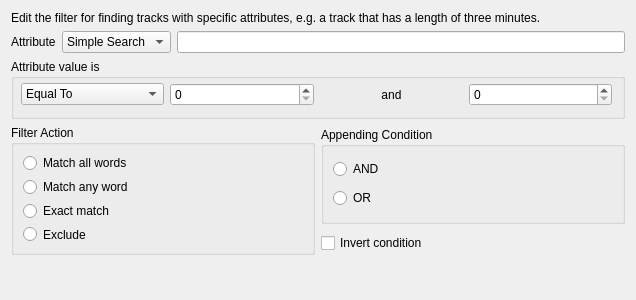
First picture: the form in src/dialogs/EditFilterDialog.ui, repository netrunner-debian-kde-extras/amarok, before the edit.
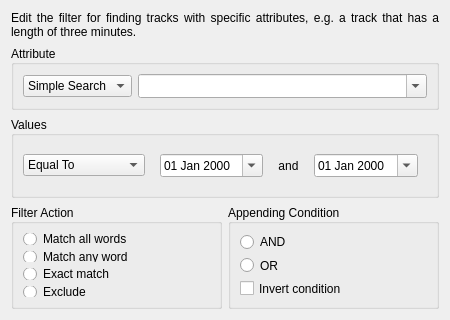
Second picture: the form after the edit. Custom widgets are drawn as their Qt base class.

The edit to the form file:
```diff
--- a/src/dialogs/EditFilterDialog.ui
+++ b/src/dialogs/EditFilterDialog.ui
@@ -6,13 +6,19 @@
    <rect>
     <x>0</x>
     <y>0</y>
-    <width>636</width>
-    <height>300</height>
+    <width>450</width>
+    <height>320</height>
    </rect>
   </property>
+  <property name="sizePolicy">
+   <sizepolicy hsizetype="Preferred" vsizetype="Preferred">
+    <horstretch>0</horstretch>
+    <verstretch>0</verstretch>
+   </sizepolicy>
+  </property>
   <property name="minimumSize">
    <size>
-    <width>636</width>
+    <width>450</width>
     <height>300</height>
    </size>
   </property>
@@ -22,49 +28,69 @@
     <height>500</height>
    </size>
   </property>
-  <layout class="QGridLayout" name="gridLayout">
+  <layout class="QHBoxLayout" name="horizontalLayout_4">
+   <item>
+    <layout class="QGridLayout" name="topGridLayout" rowstretch="0,0,0,0,0">
    <item row="0" column="0" colspan="2">
-    <widget class="QLabel" name="mainLabel">
+      <widget class="QLabel" name="description">
      <property name="sizePolicy">
-      <sizepolicy hsizetype="Preferred" vsizetype="Fixed">
+        <sizepolicy hsizetype="MinimumExpanding" vsizetype="Preferred">
        <horstretch>0</horstretch>
        <verstretch>0</verstretch>
       </sizepolicy>
      </property>
-     <property name="maximumSize">
-      <size>
-       <width>16777215</width>
-       <height>34</height>
-      </size>
+       <property name="autoFillBackground">
+        <bool>false</bool>
+       </property>
+       <property name="frameShape">
+        <enum>QFrame::NoFrame</enum>
+       </property>
+       <property name="frameShadow">
+        <enum>QFrame::Plain</enum>
      </property>
      <property name="text">
       <string>Edit the filter for finding tracks with specific attributes, e.g. a track that has a length of three minutes.</string>
      </property>
+       <property name="textFormat">
+        <enum>Qt::AutoText</enum>
+       </property>
+       <property name="scaledContents">
+        <bool>false</bool>
+       </property>
+       <property name="alignment">
+        <set>Qt::AlignJustify|Qt::AlignVCenter</set>
+       </property>
      <property name="wordWrap">
       <bool>true</bool>
      </property>
-    </widget>
-   </item>
-   <item row="1" column="0" colspan="2">
-    <layout class="QHBoxLayout" name="keywordLayout">
-     <property name="sizeConstraint">
-      <enum>QLayout::SetMaximumSize</enum>
-     </property>
-     <item>
-      <widget class="QLabel" name="attributeLabel">
-       <property name="whatsThis">
-        <string comment="you can translate the keyword as you will do for the combobox">&lt;p&gt;Here you can choose to &lt;i&gt;Simple Search&lt;/i&gt; directly or to use some keywords to specify some attributes, such as the artist name and so on. The keywords selectable are divided by their specific value.  Some keywords are numeric and others are alphanumeric. You do not need to know it directly. When a keyword is numeric it will be used to search the numeric data for each track.&lt;/p&gt;
-&lt;p&gt;The alphanumeric keywords are the following: &lt;b&gt;album&lt;/b&gt;, &lt;b&gt;artist&lt;/b&gt;, &lt;b&gt;filename&lt;/b&gt; (including path), &lt;b&gt;mountpoint&lt;/b&gt; (e.g. /home/user1), &lt;b&gt;filetype&lt;/b&gt; (you can specify mp3, ogg, flac, ... and the file extensions will be matched), &lt;b&gt;genre&lt;/b&gt;, &lt;b&gt;comment&lt;/b&gt;, &lt;b&gt;composer&lt;/b&gt;, &lt;b&gt;directory&lt;/b&gt;, &lt;b&gt;lyrics&lt;/b&gt;, &lt;b&gt;title&lt;/b&gt;, and &lt;b&gt;label&lt;/b&gt;.&lt;/p&gt; 
-&lt;p&gt;The numeric keywords are: &lt;b&gt;bitrate&lt;/b&gt;, &lt;b&gt;disc/discnumber&lt;/b&gt;, &lt;b&gt;length&lt;/b&gt; (expressed in seconds), &lt;b&gt;playcount&lt;/b&gt;, &lt;b&gt;rating&lt;/b&gt;, &lt;b&gt;samplerate&lt;/b&gt;, &lt;b&gt;score&lt;/b&gt;, &lt;b&gt;size/filesize&lt;/b&gt; (expressed in bytes, kbytes, and megabytes as specified in the unit for the filesize keyword), &lt;b&gt;track&lt;/b&gt; (i.e. the track number), and &lt;b&gt;year&lt;/b&gt;.&lt;/p&gt;</string>
-       </property>
-       <property name="text">
+       <property name="margin">
+        <number>1</number>
+       </property>
+       <property name="indent">
+        <number>-1</number>
+       </property>
+      </widget>
+     </item>
+     <item row="1" column="0" rowspan="2" colspan="2">
+      <widget class="QGroupBox" name="attributeGroupBox">
+       <property name="sizePolicy">
+        <sizepolicy hsizetype="MinimumExpanding" vsizetype="MinimumExpanding">
+         <horstretch>0</horstretch>
+         <verstretch>0</verstretch>
+        </sizepolicy>
+       </property>
+       <property name="title">
         <string>Attribute</string>
        </property>
-       <property name="buddy">
-        <cstring>keywordCombo</cstring>
+       <property name="alignment">
+        <set>Qt::AlignJustify|Qt::AlignVCenter</set>
        </property>
-      </widget>
-     </item>
+       <layout class="QVBoxLayout" name="verticalLayout_3">
+        <item>
+         <layout class="QHBoxLayout" name="attributeLayout">
+          <property name="sizeConstraint">
+           <enum>QLayout::SetNoConstraint</enum>
+          </property>
      <item>
       <widget class="KComboBox" name="keywordCombo">
        <property name="toolTip">
@@ -143,46 +169,66 @@
       </widget>
      </item>
      <item>
-      <widget class="KLineEdit" name="editKeywordBox">
+           <widget class="KComboBox" name="editKeywordBox">
+            <property name="sizePolicy">
+             <sizepolicy hsizetype="MinimumExpanding" vsizetype="Fixed">
+              <horstretch>0</horstretch>
+              <verstretch>0</verstretch>
+             </sizepolicy>
+            </property>
+            <property name="acceptDrops">
+             <bool>true</bool>
+            </property>
        <property name="whatsThis">
         <string>&lt;p&gt;Type the attribute value or the text to look for here.&lt;/p&gt;</string>
        </property>
+            <property name="editable">
+             <bool>true</bool>
+            </property>
+            <property name="sizeAdjustPolicy">
+             <enum>QComboBox::AdjustToMinimumContentsLengthWithIcon</enum>
+            </property>
+            <property name="autoCompletion">
+             <bool>false</bool>
+            </property>
+            <property name="trapReturnKey">
+             <bool>true</bool>
+            </property>
       </widget>
      </item>
     </layout>
    </item>
-   <item row="2" column="0" colspan="2">
-    <widget class="QGroupBox" name="groupBox">
+       </layout>
+      </widget>
+     </item>
+     <item row="3" column="0" colspan="2">
+      <widget class="QGroupBox" name="valueGroupBox">
      <property name="sizePolicy">
-      <sizepolicy hsizetype="Preferred" vsizetype="Maximum">
+        <sizepolicy hsizetype="MinimumExpanding" vsizetype="Preferred">
        <horstretch>0</horstretch>
        <verstretch>0</verstretch>
       </sizepolicy>
      </property>
-     <property name="minimumSize">
-      <size>
-       <width>0</width>
-       <height>60</height>
-      </size>
-     </property>
      <property name="title">
-      <string>Attribute value is</string>
-     </property>
-     <widget class="QWidget" name="layoutWidget_2">
-      <property name="geometry">
-       <rect>
-        <x>10</x>
-        <y>21</y>
-        <width>591</width>
-        <height>29</height>
-       </rect>
-      </property>
-      <layout class="QHBoxLayout" name="horizontalLayout">
+        <string>Values</string>
+       </property>
+       <property name="alignment">
+        <set>Qt::AlignJustify|Qt::AlignVCenter</set>
+       </property>
+       <layout class="QVBoxLayout" name="verticalLayout_2">
+        <item>
+         <layout class="QHBoxLayout" name="valuesLayout">
        <property name="sizeConstraint">
         <enum>QLayout::SetNoConstraint</enum>
        </property>
        <item>
         <widget class="KComboBox" name="conditionCombo">
+            <property name="sizePolicy">
+             <sizepolicy hsizetype="MinimumExpanding" vsizetype="Fixed">
+              <horstretch>0</horstretch>
+              <verstretch>0</verstretch>
+             </sizepolicy>
+            </property>
          <property name="currentIndex">
           <number>0</number>
          </property>
@@ -209,14 +255,63 @@
         </widget>
        </item>
        <item>
-        <widget class="QSpinBox" name="minimum1">
+           <widget class="QStackedWidget" name="minStack">
+            <property name="sizePolicy">
+             <sizepolicy hsizetype="MinimumExpanding" vsizetype="Preferred">
+              <horstretch>0</horstretch>
+              <verstretch>0</verstretch>
+             </sizepolicy>
+            </property>
+            <property name="currentIndex">
+             <number>1</number>
+            </property>
+            <widget class="QWidget" name="minSpinWidget">
+             <layout class="QHBoxLayout" name="horizontalLayout_3">
+              <item>
+               <widget class="QSpinBox" name="minSpinBox">
+                <property name="sizePolicy">
+                 <sizepolicy hsizetype="MinimumExpanding" vsizetype="Fixed">
+                  <horstretch>0</horstretch>
+                  <verstretch>0</verstretch>
+                 </sizepolicy>
+                </property>
          <property name="maximum">
           <number>100000000</number>
          </property>
+               </widget>
+              </item>
+             </layout>
+            </widget>
+            <widget class="QWidget" name="minDateWidget">
+             <layout class="QHBoxLayout" name="horizontalLayout_2">
+              <item>
+               <widget class="QDateEdit" name="minDateEdit">
+                <property name="sizePolicy">
+                 <sizepolicy hsizetype="MinimumExpanding" vsizetype="Fixed">
+                  <horstretch>0</horstretch>
+                  <verstretch>0</verstretch>
+                 </sizepolicy>
+                </property>
+                <property name="displayFormat">
+                 <string>dd MMM yyyy</string>
+                </property>
+                <property name="calendarPopup">
+                 <bool>true</bool>
+                </property>
+               </widget>
+              </item>
+             </layout>
+            </widget>
         </widget>
        </item>
        <item>
         <widget class="QLabel" name="andLabel">
+            <property name="sizePolicy">
+             <sizepolicy hsizetype="Maximum" vsizetype="Preferred">
+              <horstretch>0</horstretch>
+              <verstretch>0</verstretch>
+             </sizepolicy>
+            </property>
          <property name="text">
           <string>and</string>
          </property>
@@ -226,7 +321,26 @@
         </widget>
        </item>
        <item>
-        <widget class="QSpinBox" name="maximum1">
+           <widget class="QStackedWidget" name="maxStack">
+            <property name="sizePolicy">
+             <sizepolicy hsizetype="MinimumExpanding" vsizetype="Preferred">
+              <horstretch>0</horstretch>
+              <verstretch>0</verstretch>
+             </sizepolicy>
+            </property>
+            <property name="currentIndex">
+             <number>1</number>
+            </property>
+            <widget class="QWidget" name="maxSpinWidget">
+             <layout class="QHBoxLayout" name="horizontalLayout_5">
+              <item>
+               <widget class="QSpinBox" name="maxSpinBox">
+                <property name="sizePolicy">
+                 <sizepolicy hsizetype="MinimumExpanding" vsizetype="Fixed">
+                  <horstretch>0</horstretch>
+                  <verstretch>0</verstretch>
+                 </sizepolicy>
+                </property>
          <property name="maximum">
           <number>100000000</number>
          </property>
@@ -234,28 +348,60 @@
        </item>
       </layout>
      </widget>
-    </widget>
-   </item>
-   <item row="3" column="0" rowspan="2">
-    <widget class="QGroupBox" name="groupBox_2">
+            <widget class="QWidget" name="maxDateWidget">
+             <layout class="QHBoxLayout" name="horizontalLayout_6">
+              <item>
+               <widget class="QDateEdit" name="maxDateEdit">
+                <property name="displayFormat">
+                 <string>dd MMM yyyy</string>
+                </property>
+                <property name="calendarPopup">
+                 <bool>true</bool>
+                </property>
+               </widget>
+              </item>
+             </layout>
+            </widget>
+           </widget>
+          </item>
+         </layout>
+        </item>
+       </layout>
+      </widget>
+     </item>
+     <item row="4" column="0" colspan="2">
+      <layout class="QHBoxLayout" name="horizontalLayout" stretch="0,0">
+       <property name="spacing">
+        <number>-1</number>
+       </property>
+       <item>
+        <widget class="QGroupBox" name="filterActionGroupBox">
      <property name="sizePolicy">
-      <sizepolicy hsizetype="Preferred" vsizetype="Expanding">
+          <sizepolicy hsizetype="MinimumExpanding" vsizetype="MinimumExpanding">
        <horstretch>0</horstretch>
        <verstretch>0</verstretch>
       </sizepolicy>
      </property>
-     <property name="maximumSize">
-      <size>
-       <width>316</width>
-       <height>130</height>
-      </size>
-     </property>
      <property name="title">
       <string>Filter Action</string>
      </property>
-     <layout class="QVBoxLayout" name="verticalLayout_2">
+         <property name="alignment">
+          <set>Qt::AlignJustify|Qt::AlignVCenter</set>
+         </property>
+         <layout class="QVBoxLayout" name="verticalLayout_4">
+          <item>
+           <layout class="QVBoxLayout" name="filterActionLayout">
+            <property name="sizeConstraint">
+             <enum>QLayout::SetDefaultConstraint</enum>
+            </property>
       <item>
        <widget class="QRadioButton" name="matchAll">
+              <property name="sizePolicy">
+               <sizepolicy hsizetype="Preferred" vsizetype="Preferred">
+                <horstretch>0</horstretch>
+                <verstretch>0</verstretch>
+               </sizepolicy>
+              </property>
         <property name="toolTip">
          <string>Check this box to look for the tracks that contain all the words you typed in the related Simple Search edit box</string>
         </property>
@@ -266,6 +412,12 @@
       </item>
       <item>
        <widget class="QRadioButton" name="matchAny">
+              <property name="sizePolicy">
+               <sizepolicy hsizetype="Preferred" vsizetype="Preferred">
+                <horstretch>0</horstretch>
+                <verstretch>0</verstretch>
+               </sizepolicy>
+              </property>
         <property name="toolTip">
          <string>Check this box to look for the tracks that contain at least one of the words you typed in the related Simple Search edit box</string>
         </property>
@@ -276,6 +428,12 @@
       </item>
       <item>
        <widget class="QRadioButton" name="matchLiteral">
+              <property name="sizePolicy">
+               <sizepolicy hsizetype="Preferred" vsizetype="Preferred">
+                <horstretch>0</horstretch>
+                <verstretch>0</verstretch>
+               </sizepolicy>
+              </property>
         <property name="toolTip">
          <string>Check this box to look for all the tracks that contain exactly the words you typed in the related Simple Search edit box</string>
         </property>
@@ -286,6 +444,12 @@
       </item>
       <item>
        <widget class="QRadioButton" name="matchNot">
+              <property name="sizePolicy">
+               <sizepolicy hsizetype="Preferred" vsizetype="Preferred">
+                <horstretch>0</horstretch>
+                <verstretch>0</verstretch>
+               </sizepolicy>
+              </property>
         <property name="toolTip">
          <string>Check this box to look for all the tracks that do not contain the words you typed in the related Simple Search edit box</string>
         </property>
@@ -294,29 +458,52 @@
         </property>
        </widget>
       </item>
+            <item>
+             <spacer name="filterSpacer">
+              <property name="orientation">
+               <enum>Qt::Vertical</enum>
+              </property>
+              <property name="sizeHint" stdset="0">
+               <size>
+                <width>20</width>
+                <height>0</height>
+               </size>
+              </property>
+             </spacer>
+            </item>
+           </layout>
+          </item>
      </layout>
     </widget>
    </item>
-   <item row="3" column="1">
-    <widget class="QGroupBox" name="groupBox_3">
+       <item>
+        <widget class="QGroupBox" name="andOrGroupBox">
      <property name="sizePolicy">
-      <sizepolicy hsizetype="Preferred" vsizetype="Expanding">
+          <sizepolicy hsizetype="MinimumExpanding" vsizetype="MinimumExpanding">
        <horstretch>0</horstretch>
        <verstretch>0</verstretch>
       </sizepolicy>
      </property>
-     <property name="maximumSize">
-      <size>
-       <width>313</width>
-       <height>97</height>
-      </size>
-     </property>
      <property name="title">
       <string>Appending Condition</string>
      </property>
-     <layout class="QVBoxLayout" name="verticalLayout_3">
+         <property name="alignment">
+          <set>Qt::AlignJustify|Qt::AlignVCenter</set>
+         </property>
+         <layout class="QVBoxLayout" name="verticalLayout_5">
+          <item>
+           <layout class="QVBoxLayout" name="andOrLayout">
+            <property name="sizeConstraint">
+             <enum>QLayout::SetDefaultConstraint</enum>
+            </property>
       <item>
        <widget class="QRadioButton" name="andButton">
+              <property name="sizePolicy">
+               <sizepolicy hsizetype="Preferred" vsizetype="Preferred">
+                <horstretch>0</horstretch>
+                <verstretch>0</verstretch>
+               </sizepolicy>
+              </property>
         <property name="toolTip">
          <string>Check this box if you want to add another condition and you want that the filter to match both the previous conditions and this new one</string>
         </property>
@@ -327,6 +514,12 @@
       </item>
       <item>
        <widget class="QRadioButton" name="orButton">
+              <property name="sizePolicy">
+               <sizepolicy hsizetype="Preferred" vsizetype="Preferred">
+                <horstretch>0</horstretch>
+                <verstretch>0</verstretch>
+               </sizepolicy>
+              </property>
         <property name="toolTip">
          <string>Check this box if you want to add another condition and you want that the filter to match either the previous conditions or this new one</string>
         </property>
@@ -335,11 +528,14 @@
         </property>
        </widget>
       </item>
-     </layout>
-    </widget>
-   </item>
-   <item row="4" column="1">
+            <item>
     <widget class="QCheckBox" name="invertButton">
+              <property name="sizePolicy">
+               <sizepolicy hsizetype="Preferred" vsizetype="Preferred">
+                <horstretch>0</horstretch>
+                <verstretch>0</verstretch>
+               </sizepolicy>
+              </property>
      <property name="toolTip">
       <string>Check this box to negate the defined filter condition</string>
      </property>
@@ -351,30 +547,31 @@
      </property>
     </widget>
    </item>
-   <item row="5" column="0" colspan="2">
-    <spacer name="verticalSpacer">
+            <item>
+             <spacer name="andOrSpacer">
      <property name="orientation">
       <enum>Qt::Vertical</enum>
      </property>
-     <property name="sizeType">
-      <enum>QSizePolicy::Expanding</enum>
-     </property>
      <property name="sizeHint" stdset="0">
       <size>
        <width>20</width>
-       <height>40</height>
+                <height>0</height>
       </size>
      </property>
     </spacer>
+            </item>
+           </layout>
+          </item>
+         </layout>
+        </widget>
+       </item>
+      </layout>
+     </item>
+    </layout>
    </item>
   </layout>
  </widget>
  <customwidgets>
-  <customwidget>
-   <class>KLineEdit</class>
-   <extends>QLineEdit</extends>
-   <header>klineedit.h</header>
-  </customwidget>
   <customwidget>
    <class>KComboBox</class>
    <extends>QComboBox</extends>
```
Left out of the diff: 59 changed lines with no effect on the pictures. Lines whose indentation alone changed are shown as unchanged.
